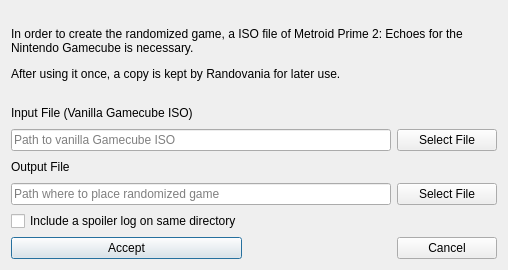
Old version of the form randovania/gui/ui_files/echoes_game_export_dialog.ui in the repository randovania/randovania.
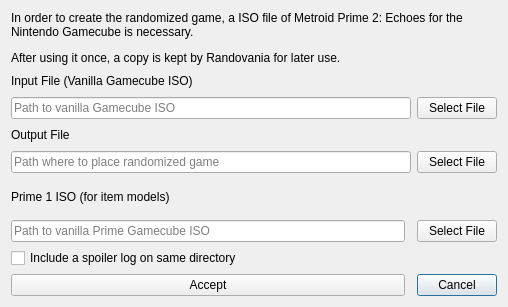
New version of the form.

Commit message: Edit Echoes Dialog ui

```diff
--- a/randovania/gui/ui_files/echoes_game_export_dialog.ui
+++ b/randovania/gui/ui_files/echoes_game_export_dialog.ui
@@ -7,27 +7,51 @@
     <x>0</x>
     <y>0</y>
     <width>508</width>
-    <height>270</height>
+    <height>307</height>
    </rect>
   </property>
   <property name="windowTitle">
    <string>Game Patching</string>
   </property>
   <layout class="QGridLayout" name="gridLayout">
-   <item row="8" column="0">
-    <widget class="QPushButton" name="accept_button">
-     <property name="text">
-      <string>Accept</string>
-     </property>
-    </widget>
-   </item>
-   <item row="8" column="2">
+   <item row="9" column="2">
     <widget class="QPushButton" name="cancel_button">
      <property name="text">
       <string>Cancel</string>
      </property>
     </widget>
    </item>
+   <item row="0" column="0" colspan="3">
+    <widget class="QLabel" name="description_label">
+     <property name="text">
+      <string>&lt;html&gt;&lt;head/&gt;&lt;body&gt;&lt;p&gt;In order to create the randomized game, a ISO file of Metroid Prime 2: Echoes for the Nintendo Gamecube is necessary.&lt;/p&gt;&lt;p&gt;After using it once, a copy is kept by Randovania for later use.&lt;/p&gt;&lt;/body&gt;&lt;/html&gt;</string>
+     </property>
+     <property name="wordWrap">
+      <bool>true</bool>
+     </property>
+    </widget>
+   </item>
+   <item row="2" column="0" colspan="2">
+    <widget class="QLineEdit" name="input_file_edit">
+     <property name="placeholderText">
+      <string>Path to vanilla Gamecube ISO</string>
+     </property>
+    </widget>
+   </item>
+   <item row="9" column="0">
+    <widget class="QPushButton" name="accept_button">
+     <property name="text">
+      <string>Accept</string>
+     </property>
+    </widget>
+   </item>
+   <item row="8" column="0">
+    <widget class="QCheckBox" name="auto_save_spoiler_check">
+     <property name="text">
+      <string>Include a spoiler log on same directory</string>
+     </property>
+    </widget>
+   </item>
    <item row="2" column="2">
     <widget class="QPushButton" name="input_file_button">
      <property name="maximumSize">
@@ -54,26 +78,6 @@
      </property>
     </widget>
    </item>
-   <item row="7" column="0">
-    <widget class="QCheckBox" name="auto_save_spoiler_check">
-     <property name="text">
-      <string>Include a spoiler log on same directory</string>
-     </property>
-    </widget>
-   </item>
-   <item row="4" column="0" colspan="2">
-    <widget class="QLabel" name="output_file_label">
-     <property name="maximumSize">
-      <size>
-       <width>16777215</width>
-       <height>20</height>
-      </size>
-     </property>
-     <property name="text">
-      <string>Output File</string>
-     </property>
-    </widget>
-   </item>
    <item row="5" column="0" colspan="2">
     <widget class="QLineEdit" name="output_file_edit">
      <property name="placeholderText">
@@ -81,20 +85,16 @@
      </property>
     </widget>
    </item>
-   <item row="2" column="0" colspan="2">
-    <widget class="QLineEdit" name="input_file_edit">
-     <property name="placeholderText">
-      <string>Path to vanilla Gamecube ISO</string>
+   <item row="4" column="0" colspan="2">
+    <widget class="QLabel" name="output_file_label">
+     <property name="maximumSize">
+      <size>
+       <width>16777215</width>
+       <height>20</height>
+      </size>
      </property>
-    </widget>
-   </item>
-   <item row="0" column="0" colspan="3">
-    <widget class="QLabel" name="description_label">
      <property name="text">
-      <string>&lt;html&gt;&lt;head/&gt;&lt;body&gt;&lt;p&gt;In order to create the randomized game, a ISO file of Metroid Prime 2: Echoes for the Nintendo Gamecube is necessary.&lt;/p&gt;&lt;p&gt;After using it once, a copy is kept by Randovania for later use.&lt;/p&gt;&lt;/body&gt;&lt;/html&gt;</string>
-     </property>
-     <property name="wordWrap">
-      <bool>true</bool>
+      <string>Output File</string>
      </property>
     </widget>
    </item>
@@ -111,6 +111,27 @@
      </property>
     </widget>
    </item>
+   <item row="6" column="0">
+    <widget class="QLabel" name="prime_file_label">
+     <property name="text">
+      <string>Prime 1 ISO (for item models)</string>
+     </property>
+    </widget>
+   </item>
+   <item row="7" column="0">
+    <widget class="QLineEdit" name="prime_file_edit">
+     <property name="placeholderText">
+      <string>Path to vanilla Prime Gamecube ISO</string>
+     </property>
+    </widget>
+   </item>
+   <item row="7" column="2">
+    <widget class="QPushButton" name="prime_file_button">
+     <property name="text">
+      <string>Select File</string>
+     </property>
+    </widget>
+   </item>
   </layout>
  </widget>
  <layoutdefault spacing="6" margin="11"/>
```
The commit also changes 2 other files.
